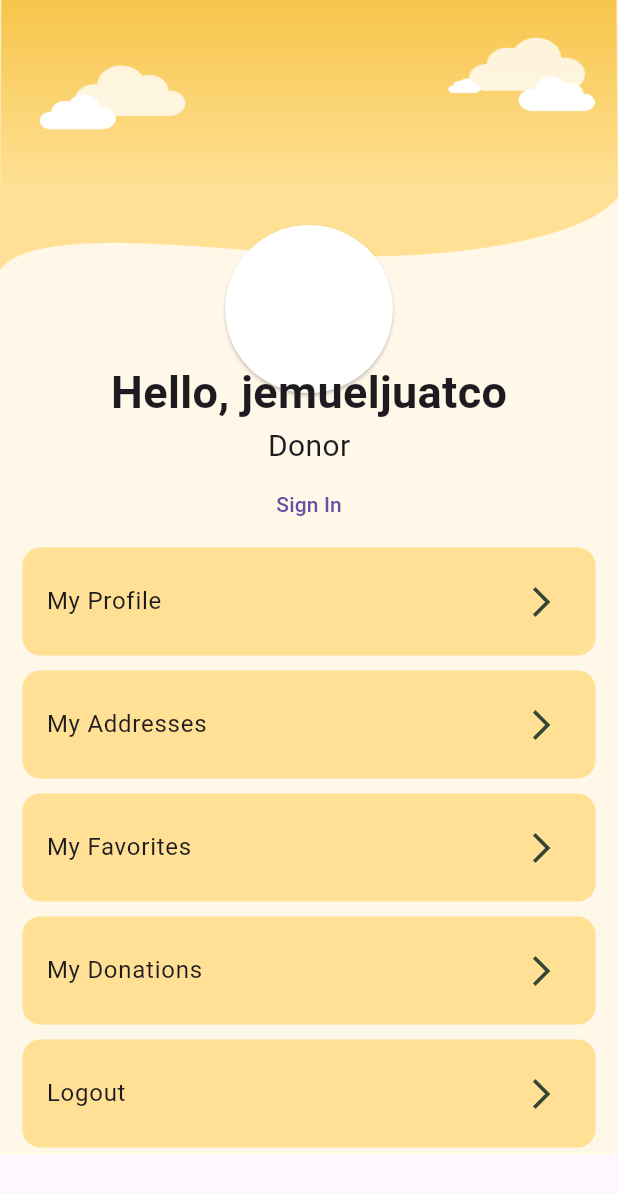
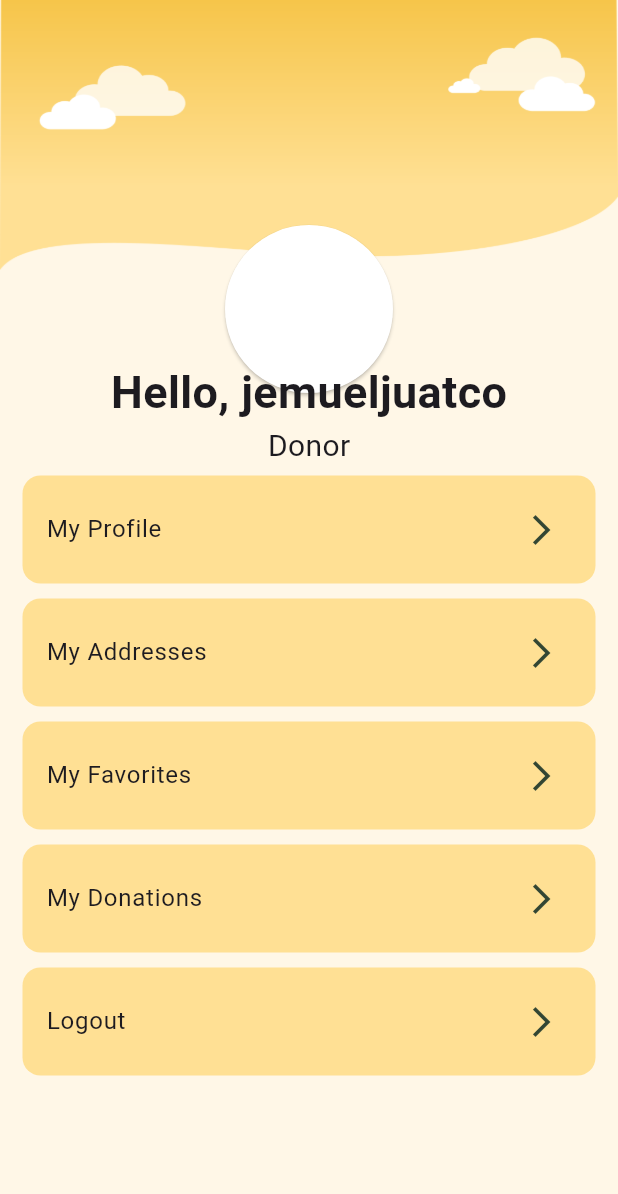
Before and after one commit to juatco-jemu/cmsc-23-project, a Flutter app: the DonorProfilePage screen opened directly, on a phone screen of 412 x 824 dp. Shown: the top 1194 px of the screen. Run offline on Flutter 3.47's test engine with Material 3 defaults, Android fonts, the phone set to English and light mode, and no system bars; our stand-ins replace carousel_slider, cloud_firestore, curved_navigation_bar, firebase_auth, firebase_core; accounts and stored records are empty.

Commit message:
chore: added logout functionality on logout button

```diff
--- a/lib/pages/donor/donor_profile.dart
+++ b/lib/pages/donor/donor_profile.dart
@@ -30,16 +30,10 @@ class _DonorProfilePageState extends State<DonorProfilePage> {
         child: Container(
           color: AppColors.backgroundYellow,
           // decoration: CustomWidgetDesigns.gradientBackground(),
-          // height: screen.height - extraHeight,
+          height: screen.height,
           child: Column(
             children: [
               _buildTop(),
-              TextButton(
-                  onPressed: () {
-                    Navigator.push(
-                        context, MaterialPageRoute(builder: (context) => const SignInPage()));
-                  },
-                  child: const Text("Sign In")),
               _buildButtons(),
             ],
           ),
@@ -55,7 +49,7 @@ class _DonorProfilePageState extends State<DonorProfilePage> {
         ProfileButton(title: "My Addresses", route: "/"),
         ProfileButton(title: "My Favorites", route: "/"),
         ProfileButton(title: "My Donations", route: "/"),
-        ProfileButton(title: "Logout", route: "/"),
+        ProfileButton(title: "Logout", route: "sign-out"),
       ],
     );
   }
```
Also changed, not shown: lib/components/profileButton.dart (+7 -1 lines).
